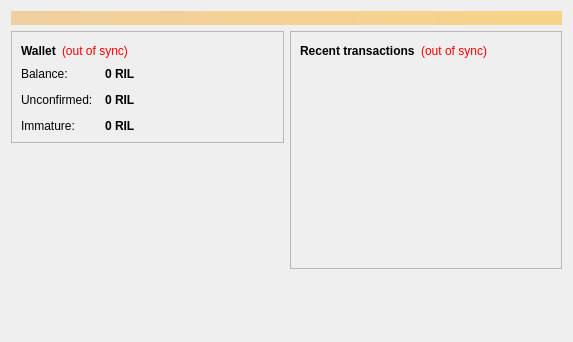
Qt form src/qt/forms/overviewpage.ui (rilcoin-project/rilcoin) before a commit.
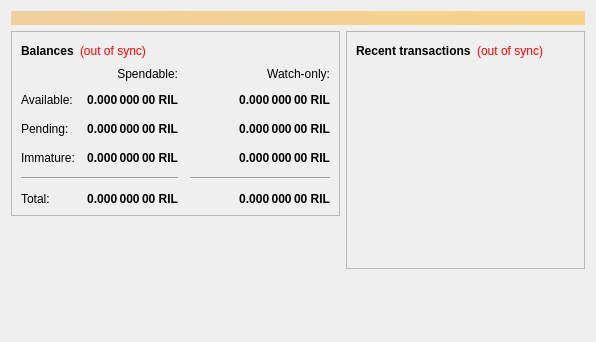
The same form after that commit.

What changed in the file:
```diff
--- a/src/qt/forms/overviewpage.ui
+++ b/src/qt/forms/overviewpage.ui
@@ -6,7 +6,7 @@
    <rect>
     <x>0</x>
     <y>0</y>
-    <width>573</width>
+    <width>596</width>
     <height>342</height>
    </rect>
   </property>
@@ -54,7 +54,7 @@
                </font>
               </property>
               <property name="text">
-               <string>Wallet</string>
+               <string>Balances</string>
               </property>
              </widget>
             </item>
@@ -75,6 +75,159 @@
              </widget>
             </item>
             <item>
+             <spacer name="horizontalSpacer_3">
+              <property name="orientation">
+               <enum>Qt::Horizontal</enum>
+              </property>
+              <property name="sizeHint" stdset="0">
+               <size>
+                <width>40</width>
+                <height>20</height>
+               </size>
+              </property>
+             </spacer>
+            </item>
+           </layout>
+          </item>
+          <item>
+           <layout class="QGridLayout" name="gridLayout">
+            <property name="spacing">
+             <number>12</number>
+            </property>
+            <item row="2" column="2">
+             <widget class="QLabel" name="labelWatchPending">
+              <property name="font">
+               <font>
+                <weight>75</weight>
+                <bold>true</bold>
+               </font>
+              </property>
+              <property name="cursor">
+               <cursorShape>IBeamCursor</cursorShape>
+              </property>
+              <property name="toolTip">
+               <string>Unconfirmed transactions to watch-only addresses</string>
+              </property>
+              <property name="text">
+               <string notr="true">0.000 000 00 RIL</string>
+              </property>
+              <property name="alignment">
+               <set>Qt::AlignRight|Qt::AlignTrailing|Qt::AlignVCenter</set>
+              </property>
+              <property name="textInteractionFlags">
+               <set>Qt::LinksAccessibleByMouse|Qt::TextSelectableByKeyboard|Qt::TextSelectableByMouse</set>
+              </property>
+             </widget>
+            </item>
+            <item row="2" column="1">
+             <widget class="QLabel" name="labelUnconfirmed">
+              <property name="font">
+               <font>
+                <weight>75</weight>
+                <bold>true</bold>
+               </font>
+              </property>
+              <property name="cursor">
+               <cursorShape>IBeamCursor</cursorShape>
+              </property>
+              <property name="toolTip">
+               <string>Total of transactions that have yet to be confirmed, and do not yet count toward the spendable balance</string>
+              </property>
+              <property name="text">
+               <string notr="true">0.000 000 00 RIL</string>
+              </property>
+              <property name="alignment">
+               <set>Qt::AlignRight|Qt::AlignTrailing|Qt::AlignVCenter</set>
+              </property>
+              <property name="textInteractionFlags">
+               <set>Qt::LinksAccessibleByMouse|Qt::TextSelectableByKeyboard|Qt::TextSelectableByMouse</set>
+              </property>
+             </widget>
+            </item>
+            <item row="3" column="2">
+             <widget class="QLabel" name="labelWatchImmature">
+              <property name="font">
+               <font>
+                <weight>75</weight>
+                <bold>true</bold>
+               </font>
+              </property>
+              <property name="cursor">
+               <cursorShape>IBeamCursor</cursorShape>
+              </property>
+              <property name="toolTip">
+               <string>Mined balance in watch-only addresses that has not yet matured</string>
+              </property>
+              <property name="text">
+               <string notr="true">0.000 000 00 RIL</string>
+              </property>
+              <property name="alignment">
+               <set>Qt::AlignRight|Qt::AlignTrailing|Qt::AlignVCenter</set>
+              </property>
+              <property name="textInteractionFlags">
+               <set>Qt::LinksAccessibleByMouse|Qt::TextSelectableByKeyboard|Qt::TextSelectableByMouse</set>
+              </property>
+             </widget>
+            </item>
+            <item row="4" column="0" colspan="2">
+             <widget class="Line" name="line">
+              <property name="orientation">
+               <enum>Qt::Horizontal</enum>
+              </property>
+             </widget>
+            </item>
+            <item row="4" column="2">
+             <widget class="Line" name="lineWatchBalance">
+              <property name="sizePolicy">
+               <sizepolicy hsizetype="Preferred" vsizetype="Fixed">
+                <horstretch>0</horstretch>
+                <verstretch>0</verstretch>
+               </sizepolicy>
+              </property>
+              <property name="minimumSize">
+               <size>
+                <width>140</width>
+                <height>0</height>
+               </size>
+              </property>
+              <property name="orientation">
+               <enum>Qt::Horizontal</enum>
+              </property>
+             </widget>
+            </item>
+            <item row="5" column="0">
+             <widget class="QLabel" name="labelTotalText">
+              <property name="text">
+               <string>Total:</string>
+              </property>
+             </widget>
+            </item>
+            <item row="3" column="1">
+             <widget class="QLabel" name="labelImmature">
+              <property name="font">
+               <font>
+                <weight>75</weight>
+                <bold>true</bold>
+               </font>
+              </property>
+              <property name="cursor">
+               <cursorShape>IBeamCursor</cursorShape>
+              </property>
+              <property name="toolTip">
+               <string>Mined balance that has not yet matured</string>
+              </property>
+              <property name="text">
+               <string notr="true">0.000 000 00 RIL</string>
+              </property>
+              <property name="alignment">
+               <set>Qt::AlignRight|Qt::AlignTrailing|Qt::AlignVCenter</set>
+              </property>
+              <property name="textInteractionFlags">
+               <set>Qt::LinksAccessibleByMouse|Qt::TextSelectableByKeyboard|Qt::TextSelectableByMouse</set>
+              </property>
+             </widget>
+            </item>
+            <item row="2" column="3">
              <spacer name="horizontalSpacer_2">
               <property name="orientation">
                <enum>Qt::Horizontal</enum>
@@ -87,28 +240,15 @@
               </property>
              </spacer>
             </item>
-           </layout>
-          </item>
-          <item>
-           <layout class="QFormLayout" name="formLayout_2">
-            <property name="fieldGrowthPolicy">
-             <enum>QFormLayout::AllNonFixedFieldsGrow</enum>
-            </property>
-            <property name="horizontalSpacing">
-             <number>12</number>
-            </property>
-            <property name="verticalSpacing">
-             <number>12</number>
-            </property>
-            <item row="0" column="0">
-             <widget class="QLabel" name="label">
+            <item row="3" column="0">
+             <widget class="QLabel" name="labelImmatureText">
               <property name="text">
-               <string>Balance:</string>
+               <string>Immature:</string>
               </property>
              </widget>
             </item>
-            <item row="0" column="1">
-             <widget class="QLabel" name="labelBalance">
+            <item row="5" column="1">
+             <widget class="QLabel" name="labelTotal">
               <property name="font">
                <font>
                 <weight>75</weight>
@@ -122,22 +262,60 @@
                <string>Your current balance</string>
               </property>
               <property name="text">
-               <string notr="true">0 RIL</string>
+               <string notr="true">0.000 000 00 RIL</string>
               </property>
+              <property name="alignment">
+               <set>Qt::AlignRight|Qt::AlignTrailing|Qt::AlignVCenter</set>
+              </property>
               <property name="textInteractionFlags">
                <set>Qt::LinksAccessibleByMouse|Qt::TextSelectableByKeyboard|Qt::TextSelectableByMouse</set>
               </property>
              </widget>
             </item>
+            <item row="5" column="2">
+             <widget class="QLabel" name="labelWatchTotal">
+              <property name="font">
+               <font>
+                <weight>75</weight>
+                <bold>true</bold>
+               </font>
+              </property>
+              <property name="cursor">
+               <cursorShape>IBeamCursor</cursorShape>
+              </property>
+              <property name="toolTip">
+               <string>Current total balance in watch-only addresses</string>
+              </property>
+              <property name="text">
+               <string notr="true">0.000 000 00 RIL</string>
+              </property>
+              <property name="alignment">
+               <set>Qt::AlignRight|Qt::AlignTrailing|Qt::AlignVCenter</set>
+              </property>
+              <property name="textInteractionFlags">
+               <set>Qt::LinksAccessibleByMouse|Qt::TextSelectableByKeyboard|Qt::TextSelectableByMouse</set>
+              </property>
+             </widget>
+            </item>
+            <item row="0" column="2">
+             <widget class="QLabel" name="labelWatchonly">
+              <property name="text">
+               <string>Watch-only:</string>
+              </property>
+              <property name="alignment">
+               <set>Qt::AlignRight|Qt::AlignTrailing|Qt::AlignVCenter</set>
+              </property>
+             </widget>
+            </item>
             <item row="1" column="0">
-             <widget class="QLabel" name="label_3">
+             <widget class="QLabel" name="labelBalanceText">
               <property name="text">
-               <string>Unconfirmed:</string>
+               <string>Available:</string>
               </property>
              </widget>
             </item>
             <item row="1" column="1">
-             <widget class="QLabel" name="labelUnconfirmed">
+             <widget class="QLabel" name="labelBalance">
               <property name="font">
                <font>
                 <weight>75</weight>
@@ -151,7 +329,35 @@
                <string>Total of transactions that have yet to be confirmed, and do not yet count toward the current balance</string>
               </property>
               <property name="text">
-               <string notr="true">0 RIL</string>
+               <string notr="true">0.000 000 00 RIL</string>
+              </property>
+              <property name="alignment">
+               <set>Qt::AlignRight|Qt::AlignTrailing|Qt::AlignVCenter</set>
+              </property>
+              <property name="textInteractionFlags">
+               <set>Qt::LinksAccessibleByMouse|Qt::TextSelectableByKeyboard|Qt::TextSelectableByMouse</set>
+              </property>
+             </widget>
+            </item>
+            <item row="1" column="2">
+             <widget class="QLabel" name="labelWatchAvailable">
+              <property name="font">
+               <font>
+                <weight>75</weight>
+                <bold>true</bold>
+               </font>
+              </property>
+              <property name="cursor">
+               <cursorShape>IBeamCursor</cursorShape>
+              </property>
+              <property name="toolTip">
+               <string>Your current balance in watch-only addresses</string>
+              </property>
+              <property name="text">
+               <string notr="true">0.000 000 00 RIL</string>
+              </property>
+              <property name="alignment">
+               <set>Qt::AlignRight|Qt::AlignTrailing|Qt::AlignVCenter</set>
               </property>
               <property name="textInteractionFlags">
                <set>Qt::LinksAccessibleByMouse|Qt::TextSelectableByKeyboard|Qt::TextSelectableByMouse</set>
@@ -159,28 +365,19 @@
              </widget>
             </item>
             <item row="2" column="0">
-             <widget class="QLabel" name="labelImmatureText">
+             <widget class="QLabel" name="labelPendingText">
               <property name="text">
-               <string>Immature:</string>
+               <string>Pending:</string>
               </property>
              </widget>
             </item>
-            <item row="2" column="1">
-             <widget class="QLabel" name="labelImmature">
-              <property name="font">
-               <font>
-                <weight>75</weight>
-                <bold>true</bold>
-               </font>
-              </property>
-              <property name="toolTip">
-               <string>Mined balance that has not yet matured</string>
-              </property>
+            <item row="0" column="1">
+             <widget class="QLabel" name="labelSpendable">
               <property name="text">
-               <string notr="true">0 RIL</string>
+               <string>Spendable:</string>
               </property>
-              <property name="textInteractionFlags">
-               <set>Qt::LinksAccessibleByMouse|Qt::TextSelectableByKeyboard|Qt::TextSelectableByMouse</set>
+              <property name="alignment">
+               <set>Qt::AlignRight|Qt::AlignTrailing|Qt::AlignVCenter</set>
               </property>
              </widget>
             </item>
@@ -219,8 +416,14 @@
            <layout class="QHBoxLayout" name="horizontalLayout_2">
             <item>
              <widget class="QLabel" name="label_4">
+              <property name="font">
+               <font>
+                <weight>75</weight>
+                <bold>true</bold>
+               </font>
+              </property>
               <property name="text">
-               <string>&lt;b&gt;Recent transactions&lt;/b&gt;</string>
+               <string>Recent transactions</string>
               </property>
              </widget>
             </item>
```
Left out of the diff: 10 changed lines with no effect on the pictures.
